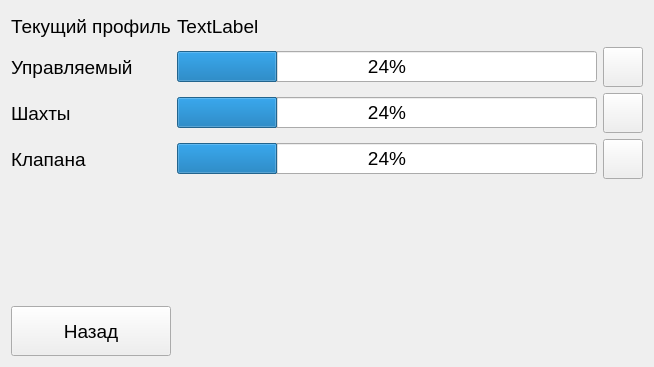
This is QtClient/QtClimaClient/Frames/VentilationOverviewFrame.ui in ciberslavik/climacore as Qt 5 draws it before an edit. The edited form follows.
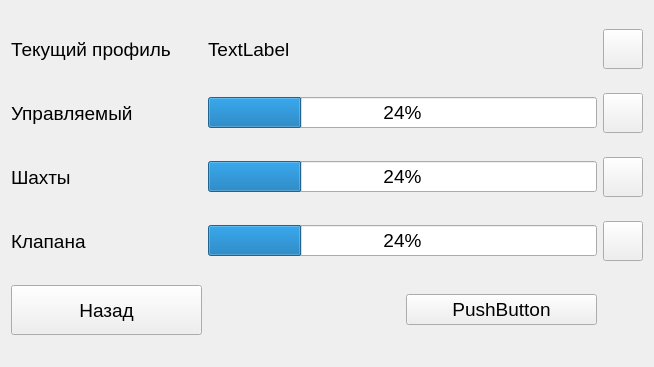
This is the edited form. Icons and pictures are not drawn. Custom widgets are drawn as their Qt base class.

The edit to the form file:
```diff
--- a/QtClient/QtClimaClient/Frames/VentilationOverviewFrame.ui
+++ b/QtClient/QtClimaClient/Frames/VentilationOverviewFrame.ui
@@ -19,8 +19,90 @@
    <string>Form</string>
   </property>
   <layout class="QGridLayout" name="gridLayout">
+   <item row="1" column="0">
+    <widget class="QLabel" name="label_3">
+     <property name="text">
+      <string>Управляемый</string>
+     </property>
+    </widget>
+   </item>
+   <item row="3" column="3">
+    <widget class="QPushButton" name="btnConfigValve">
+     <property name="minimumSize">
+      <size>
+       <width>40</width>
+       <height>40</height>
+      </size>
+     </property>
+     <property name="maximumSize">
+      <size>
+       <width>40</width>
+       <height>40</height>
+      </size>
+     </property>
+     <property name="text">
+      <string/>
+     </property>
+     <property name="icon">
+      <iconset resource="../Resources.qrc">
+       <normaloff>:/Images/gears.png</normaloff>:/Images/gears.png</iconset>
+     </property>
+     <property name="iconSize">
+      <size>
+       <width>32</width>
+       <height>32</height>
+      </size>
+     </property>
+    </widget>
+   </item>
+   <item row="1" column="3">
+    <widget class="QPushButton" name="pushButton_2">
+     <property name="minimumSize">
+      <size>
+       <width>40</width>
+       <height>40</height>
+      </size>
+     </property>
+     <property name="maximumSize">
+      <size>
+       <width>40</width>
+       <height>40</height>
+      </size>
+     </property>
+     <property name="text">
+      <string/>
+     </property>
+     <property name="icon">
+      <iconset resource="../Resources.qrc">
+       <normaloff>:/Images/gears.png</normaloff>:/Images/gears.png</iconset>
+     </property>
+     <property name="iconSize">
+      <size>
+       <width>32</width>
+       <height>32</height>
+      </size>
+     </property>
+    </widget>
+   </item>
+   <item row="3" column="1" colspan="2">
+    <widget class="QProgressBar" name="pbValves">
+     <property name="value">
+      <number>24</number>
+     </property>
+    </widget>
+   </item>
+   <item row="5" column="0" colspan="4">
+    <layout class="QHBoxLayout" name="layDiscrFans"/>
+   </item>
+   <item row="0" column="1">
+    <widget class="QLabel" name="lblProfileName">
+     <property name="text">
+      <string>TextLabel</string>
+     </property>
+    </widget>
+   </item>
    <item row="2" column="3">
-    <widget class="QPushButton" name="pushButton_3">
+    <widget class="QPushButton" name="btnConfigMine">
      <property name="minimumSize">
       <size>
        <width>40</width>
@@ -48,6 +130,13 @@
      </property>
     </widget>
    </item>
+   <item row="2" column="0">
+    <widget class="QLabel" name="label_4">
+     <property name="text">
+      <string>Шахты</string>
+     </property>
+    </widget>
+   </item>
    <item row="6" column="0">
     <widget class="QPushButton" name="pushButton">
      <property name="minimumSize">
@@ -77,87 +166,13 @@
      </property>
     </widget>
    </item>
-   <item row="4" column="1">
-    <layout class="QHBoxLayout" name="horizontalLayout_2">
-     <item>
-      <widget class="FanWidget" name="wFan1_10" native="true">
-       <property name="minimumSize">
-        <size>
-         <width>70</width>
-         <height>0</height>
-        </size>
-       </property>
-      </widget>
-     </item>
-     <item>
-      <widget class="FanWidget" name="wFan1_9" native="true">
-       <property name="minimumSize">
-        <size>
-         <width>70</width>
-         <height>0</height>
-        </size>
-       </property>
-      </widget>
-     </item>
-    </layout>
-   </item>
-   <item row="1" column="3">
-    <widget class="QPushButton" name="pushButton_2">
-     <property name="minimumSize">
-      <size>
-       <width>40</width>
-       <height>40</height>
-      </size>
-     </property>
-     <property name="maximumSize">
-      <size>
-       <width>40</width>
-       <height>40</height>
-      </size>
-     </property>
+   <item row="3" column="0">
+    <widget class="QLabel" name="label_5">
      <property name="text">
-      <string/>
-     </property>
-     <property name="icon">
-      <iconset resource="../Resources.qrc">
-       <normaloff>:/Images/gears.png</normaloff>:/Images/gears.png</iconset>
-     </property>
-     <property name="iconSize">
-      <size>
-       <width>32</width>
-       <height>32</height>
-      </size>
+      <string>Клапана</string>
      </property>
     </widget>
    </item>
-   <item row="5" column="0" colspan="4">
-    <layout class="QHBoxLayout" name="horizontalLayout">
-     <item>
-      <widget class="FanWidget" name="wFan1_6" native="true"/>
-     </item>
-     <item>
-      <widget class="FanWidget" name="wFan1_5" native="true"/>
-     </item>
-     <item>
-      <widget class="FanWidget" name="wFan1" native="true"/>
-     </item>
-     <item>
-      <widget class="FanWidget" name="wFan1_7" native="true"/>
-     </item>
-     <item>
-      <widget class="FanWidget" name="wFan1_8" native="true"/>
-     </item>
-     <item>
-      <widget class="FanWidget" name="wFan1_2" native="true"/>
-     </item>
-     <item>
-      <widget class="FanWidget" name="wFan1_3" native="true"/>
-     </item>
-     <item>
-      <widget class="FanWidget" name="wFan1_4" native="true"/>
-     </item>
-    </layout>
-   </item>
    <item row="0" column="0">
     <widget class="QLabel" name="label">
      <property name="maximumSize">
@@ -171,70 +186,25 @@
      </property>
     </widget>
    </item>
-   <item row="1" column="0">
-    <widget class="QLabel" name="label_3">
-     <property name="text">
-      <string>Управляемый</string>
-     </property>
-    </widget>
-   </item>
-   <item row="2" column="0">
-    <widget class="QLabel" name="label_4">
-     <property name="text">
-      <string>Шахты</string>
-     </property>
-    </widget>
-   </item>
-   <item row="0" column="1">
-    <widget class="QLabel" name="label_2">
-     <property name="text">
-      <string>TextLabel</string>
-     </property>
-    </widget>
-   </item>
-   <item row="3" column="0">
-    <widget class="QLabel" name="label_5">
-     <property name="text">
-      <string>Клапана</string>
-     </property>
-    </widget>
-   </item>
-   <item row="4" column="2">
-    <spacer name="horizontalSpacer">
-     <property name="orientation">
-      <enum>Qt::Horizontal</enum>
-     </property>
-     <property name="sizeHint" stdset="0">
-      <size>
-       <width>40</width>
-       <height>20</height>
-      </size>
-     </property>
-    </spacer>
-   </item>
-   <item row="3" column="1" colspan="2">
-    <widget class="QProgressBar" name="progressBar_3">
-     <property name="value">
-      <number>24</number>
-     </property>
-    </widget>
-   </item>
-   <item row="2" column="1" colspan="2">
-    <widget class="QProgressBar" name="progressBar_2">
-     <property name="value">
-      <number>24</number>
-     </property>
-    </widget>
-   </item>
    <item row="1" column="1" colspan="2">
-    <widget class="QProgressBar" name="progressBar">
+    <widget class="QProgressBar" name="pbAnalogFan">
      <property name="value">
       <number>24</number>
      </property>
     </widget>
    </item>
-   <item row="3" column="3">
-    <widget class="QPushButton" name="pushButton_4">
+   <item row="2" column="1" colspan="2">
+    <widget class="QProgressBar" name="pbMines">
+     <property name="value">
+      <number>24</number>
+     </property>
+    </widget>
+   </item>
+   <item row="4" column="0" colspan="4">
+    <layout class="QHBoxLayout" name="layAnalogFans"/>
+   </item>
+   <item row="0" column="3">
+    <widget class="QPushButton" name="btnSelectProfile">
      <property name="minimumSize">
       <size>
        <width>40</width>
@@ -252,7 +222,7 @@
      </property>
      <property name="icon">
       <iconset resource="../Resources.qrc">
-       <normaloff>:/Images/gears.png</normaloff>:/Images/gears.png</iconset>
+       <normaloff>:/Images/line-chart.png</normaloff>:/Images/line-chart.png</iconset>
      </property>
      <property name="iconSize">
       <size>
@@ -262,16 +232,19 @@
      </property>
     </widget>
    </item>
+   <item row="6" column="2">
+    <widget class="QPushButton" name="btnConfigure">
+     <property name="text">
+      <string>PushButton</string>
+     </property>
+     <property name="icon">
+      <iconset resource="../Resources.qrc">
+       <normaloff>:/Images/icons8-edit-64.png</normaloff>:/Images/icons8-edit-64.png</iconset>
+     </property>
+    </widget>
+   </item>
   </layout>
  </widget>
- <customwidgets>
-  <customwidget>
-   <class>FanWidget</class>
-   <extends>QWidget</extends>
-   <header location="global">Controls/FanWidget.h</header>
-   <container>1</container>
-  </customwidget>
- </customwidgets>
  <resources>
   <include location="../Resources.qrc"/>
  </resources>
```
